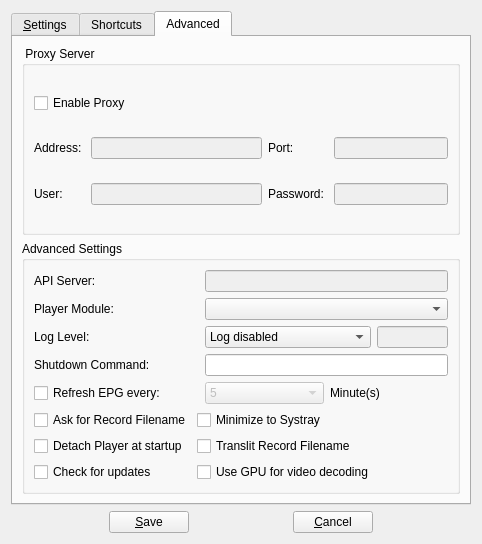
First picture: the form in ktv-recorder/forms/csettingsdlg.ui, repository code-google-com/vlc-record, before the edit.
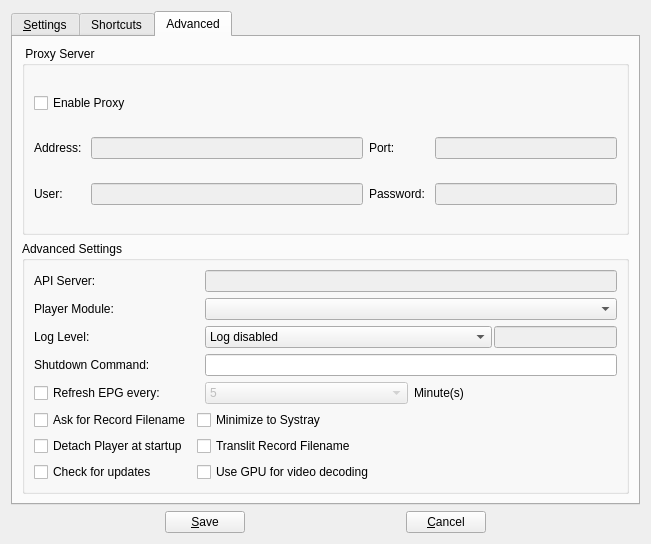
Second picture: the form after the edit. The open tabs and pages were chosen to show the change. Icons and pictures are not drawn. Custom widgets are drawn as their Qt base class.

Patch:
```diff
--- a/ktv-recorder/forms/csettingsdlg.ui
+++ b/ktv-recorder/forms/csettingsdlg.ui
@@ -6,7 +6,7 @@
    <rect>
     <x>0</x>
     <y>0</y>
-    <width>482</width>
+    <width>651</width>
     <height>544</height>
    </rect>
   </property>
@@ -622,7 +622,10 @@
            </widget>
           </item>
           <item row="2" column="3">
-           <layout class="QHBoxLayout" name="horizontalLayout_4">
+           <layout class="QHBoxLayout" name="horizontalLayout_4" stretch="7,3">
+            <property name="spacing">
+             <number>2</number>
+            </property>
             <item>
              <widget class="QComboBox" name="cbxLogLevel">
               <item>
@@ -652,12 +655,6 @@
               <property name="enabled">
                <bool>false</bool>
               </property>
-              <property name="minimumSize">
-               <size>
-                <width>50</width>
-                <height>0</height>
-               </size>
-              </property>
              </widget>
             </item>
            </layout>
```
Left out of the diff: 2 changed lines with no effect on the pictures.
